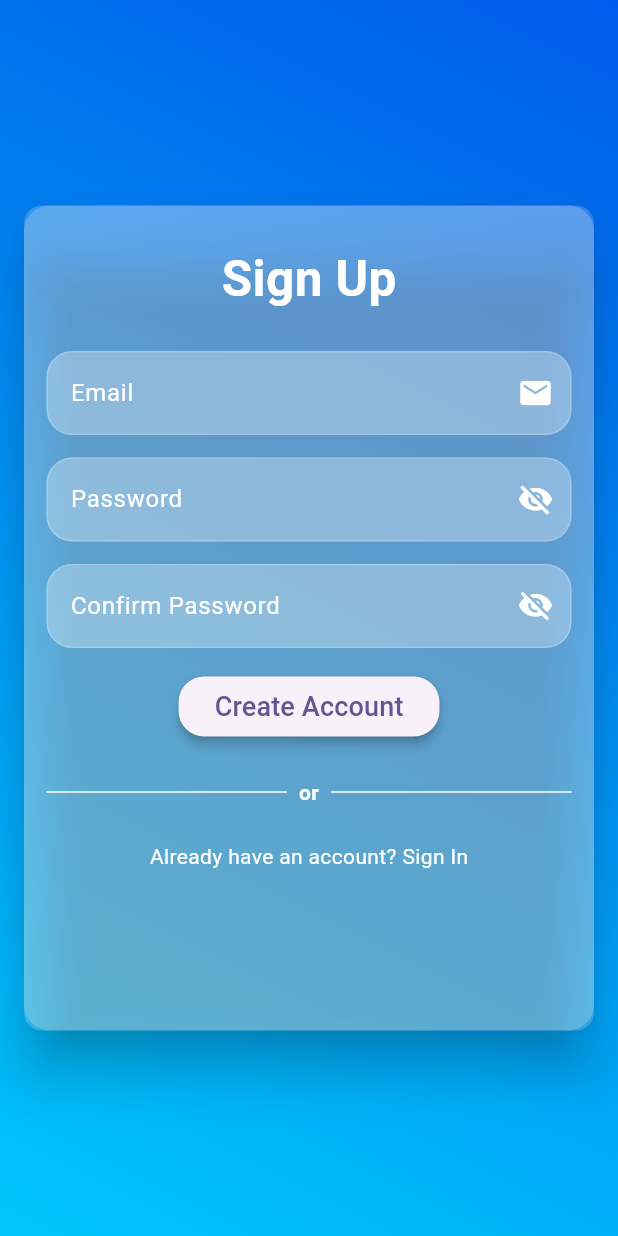
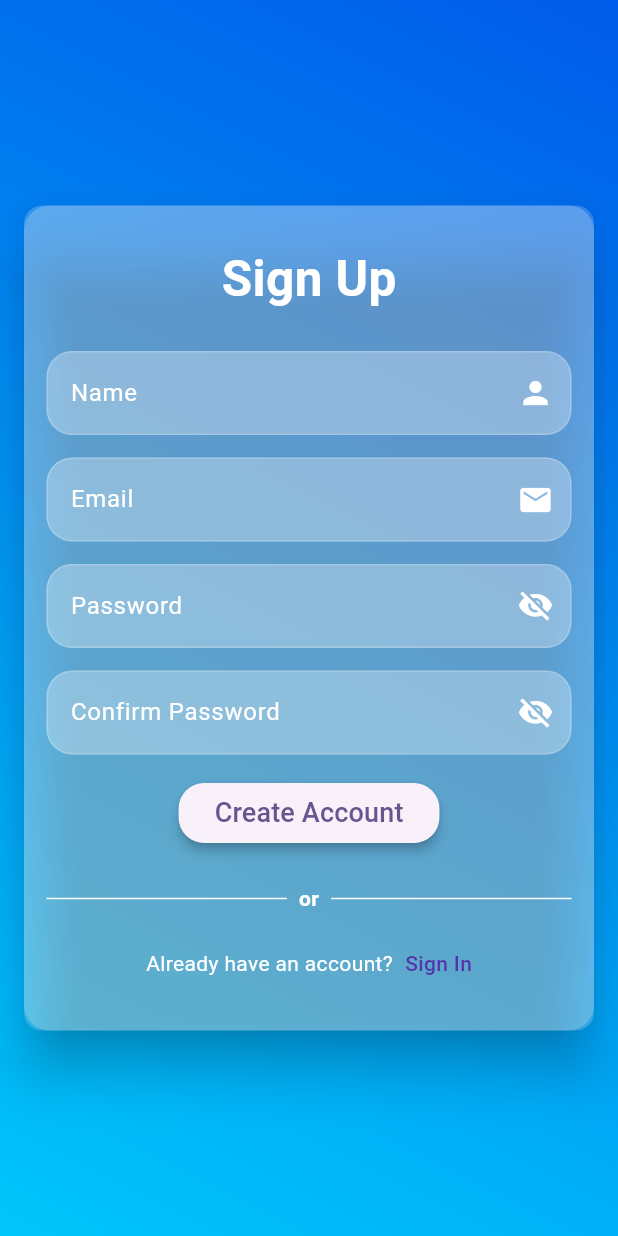
Before and after one commit to itxmal03/GlobeTrek, a Flutter app: the screen it shows after launch, on a phone screen of 412 x 824 dp. Run offline on Flutter 3.47's test engine with Material 3 defaults, Android fonts, the phone set to English and light mode, and no system bars.

Commit message:
Sign Up Screen done

```diff
--- a/lib/screens/sign_up_screen.dart
+++ b/lib/screens/sign_up_screen.dart
@@ -1,4 +1,6 @@
 import 'package:flutter/material.dart';
+import 'package:globe_trek/core/constants.dart';
+import 'package:globe_trek/widgets/customized.dart';
 
 class SignUpScreen extends StatefulWidget {
   const SignUpScreen({super.key});
@@ -8,6 +10,7 @@ class SignUpScreen extends StatefulWidget {
 }
 
 class _SignUpScreenState extends State<SignUpScreen> {
+  Customized customWidgets = Customized();
   @override
   Widget build(BuildContext context) {
     return Container(
@@ -46,99 +49,24 @@ class _SignUpScreenState extends State<SignUpScreen> {
                       ),
                     ),
                   ),
-
-
-                  SizedBox(
-                    width: 350,
-                    child: TextField(
-                      decoration: InputDecoration(
-                        suffixIcon: Icon(Icons.email, color: Colors.white),
-                        hintText: 'Email',
-                        hintStyle: TextStyle(
-                          color: Colors.white,
-                          fontWeight: FontWeight.w400,
-                        ),
-                        filled: true,
-
-                        fillColor: Colors.white.withValues(alpha: 0.3),
-                        focusedBorder: OutlineInputBorder(
-                          borderRadius: BorderRadius.circular(17),
-                          borderSide: BorderSide(
-                            color: Colors.white.withValues(alpha: 0.2),
-                          ),
-                        ),
-                        enabledBorder: OutlineInputBorder(
-                          borderRadius: BorderRadius.circular(17),
-                          borderSide: BorderSide(
-                            color: Colors.white.withValues(alpha: 0.2),
-                          ),
-                        ),
-                      ),
-                    ),
-                  ),
-
-
-                  SizedBox(height: 15),
-                  SizedBox(
-                    width: 350,
-                    child: TextField(
-                      decoration: InputDecoration(
-                        suffixIcon: Icon(
-                          Icons.visibility_off_sharp,
-                          color: Colors.white,
-                        ),
-                        hintText: 'Password',
-                        hintStyle: TextStyle(
-                          color: Colors.white,
-                          fontWeight: FontWeight.w400,
-                        ),
-                        filled: true,
-                        fillColor: Colors.white.withValues(alpha: 0.3),
-                        enabledBorder: OutlineInputBorder(
-                          borderRadius: BorderRadius.circular(17),
-                          borderSide: BorderSide(
-                            color: Colors.white.withValues(alpha: 0.2),
-                          ),
-                        ),
-                        focusedBorder: OutlineInputBorder(
-                          borderRadius: BorderRadius.circular(17),
-                          borderSide: BorderSide(
-                            color: Colors.white.withValues(alpha: 0.2),
-                          ),
-                        ),
-                      ),
-                    ),
+                  customWidgets.customTextField(
+                    hint: 'Name',
+                    icon: Icons.person,
                   ),
                   SizedBox(height: 15),
-                  SizedBox(
-                    width: 350,
-                    child: TextField(
-                      decoration: InputDecoration(
-                        suffixIcon: Icon(
-                          Icons.visibility_off_rounded,
-                          color: Colors.white,
+                  customWidgets.customTextField(
+                    hint: 'Email',
+                    icon: Icons.email,
                   ),
-                        hintText: 'Confirm Password',
-                        hintStyle: TextStyle(
-                          color: Colors.white,
-                          fontWeight: FontWeight.w400,
+                  SizedBox(height: 15),
+                  customWidgets.customTextField(
+                    hint: 'Password',
+                    icon: Icons.visibility_off_sharp,
                   ),
-                        filled: true,
-                        fillColor: Colors.white.withValues(alpha: 0.3),
-                        enabledBorder: OutlineInputBorder(
-                          borderRadius: BorderRadius.circular(17),
-                          borderSide: BorderSide(
-                            color: Colors.white.withValues(alpha: 0.2),
-                          ),
-                        ),
-                        focusedBorder: OutlineInputBorder(
-                          borderRadius: BorderRadius.circular(17),
-                          borderSide: BorderSide(
-                            color: Colors.white.withValues(alpha: 0.2),
-                          ),
-                        ),
-                      ),
-                    ),
+                  SizedBox(height: 15),
+                  customWidgets.customTextField(
+                    hint: 'Confirm Password',
+                    icon: Icons.visibility_off_sharp,
                   ),
                   SizedBox(height: 15),
                   ElevatedButton(
@@ -154,7 +82,6 @@ class _SignUpScreenState extends State<SignUpScreen> {
                       style: TextStyle(fontSize: 18),
                     ),
                   ),
-
                   Padding(
                     padding: const EdgeInsets.all(15.0),
                     child: Row(
@@ -178,18 +105,30 @@ class _SignUpScreenState extends State<SignUpScreen> {
                       ],
                     ),
                   ),
-                  Column(
+                  Row(
+                    mainAxisAlignment: MainAxisAlignment.center,
                     children: [
-                      // SignInButton(Buttons.google, onPressed: () {}),
-                      // SignInButton(Buttons.appleDark, onPressed: () {}),
-                    ],
-                  ),
                       Text(
-                    'Already have an account? Sign In',
+                        'Already have an account?',
                         style: TextStyle(
                           color: Colors.white,
                           fontWeight: FontWeight.w400,
                         ),
+                      ),
+                      Padding(
+                        padding: const EdgeInsets.only(left: AppSizes.sm),
+                        child: InkWell(
+                          child: Text(
+                            'Sign In',
+                            style: TextStyle(
+                              color: const Color.fromARGB(255, 84, 52, 171),
+                              fontWeight: FontWeight.w500,
+                            ),
+                          ),
+                          onTap: () {},
+                        ),
+                      ),
+                    ],
                   ),
                 ],
               ),
--- a/lib/screens/splash_screen.dart
+++ b/lib/screens/splash_screen.dart
@@ -18,6 +18,9 @@ class _SplashScreenState extends State<SplashScreen> {
 
   void navigate() async {
     await Future.delayed(Duration(seconds: 3));
+    if (!mounted) {
+      return;
+    }
     Navigator.push(
       context,
       MaterialPageRoute(builder: (context) => SignUpScreen()),
--- a/lib/widgets/customized.dart
+++ b/lib/widgets/customized.dart
@@ -1,13 +1,13 @@
 import 'package:flutter/material.dart';
 
 class Customized {
-  Widget CustomTextField() {
+  Widget customTextField({required String hint, required IconData icon}) {
     return SizedBox(
       width: 350,
       child: TextField(
         decoration: InputDecoration(
-          suffixIcon: Icon(Icons.email, color: Colors.white),
-          hintText: 'Email',
+          suffixIcon: Icon(icon, color: Colors.white),
+          hintText: hint,
           hintStyle: TextStyle(
             color: Colors.white,
             fontWeight: FontWeight.w400,
```
Lines whose indentation alone changed are shown as unchanged.
